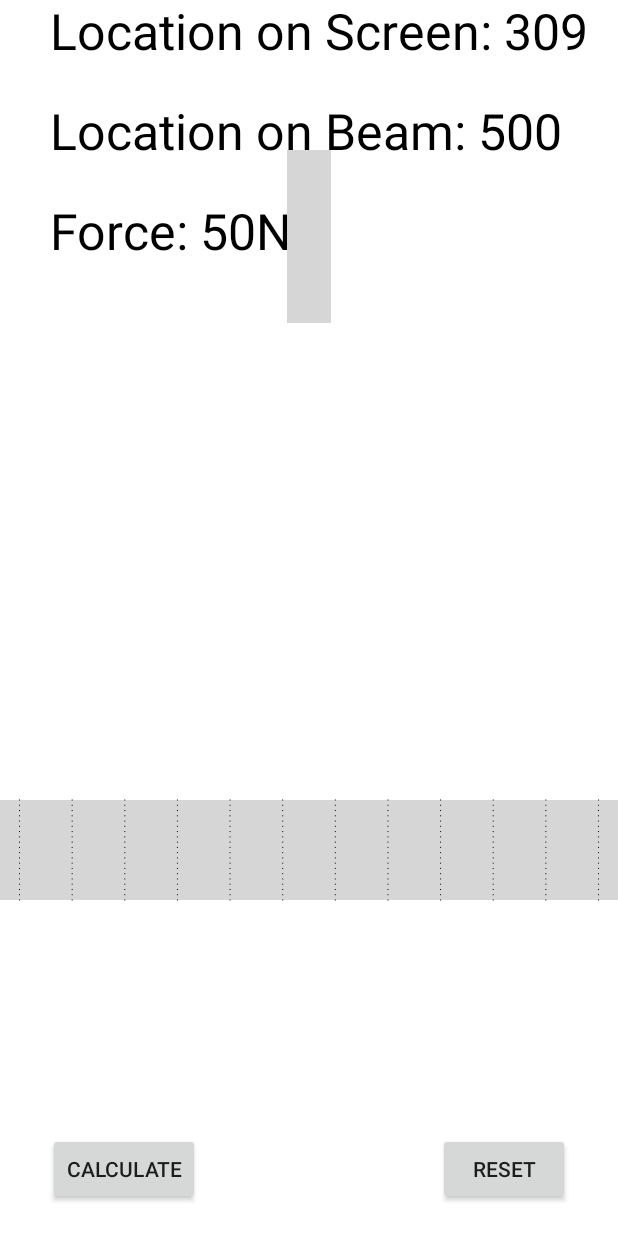
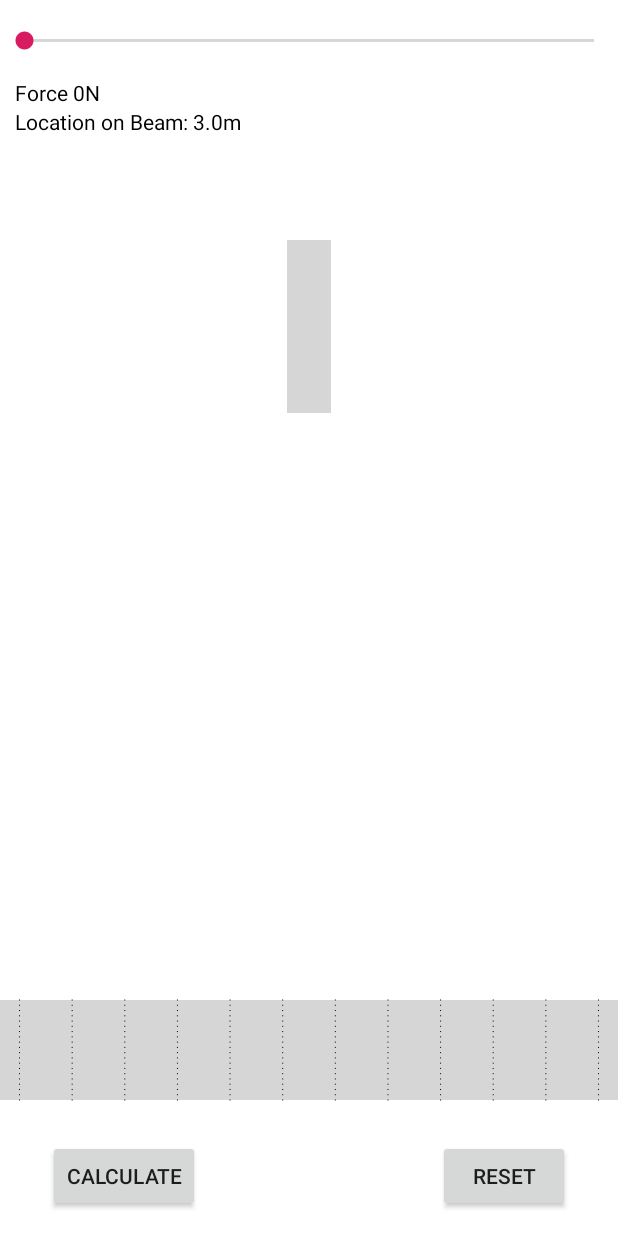
Before and after one commit to mkyle98/CS-275-Statics-Simulator, an Android app: the screen it shows after launch (MainActivity), on a phone screen of 412 x 824 dp. Run offline under Robolectric (Android 15) with nearby library versions, the phone set to English and light mode, and no system bars; grey boxes are pictures that could not be loaded.

Commit message:
Force slider and updating Text Views
misc. constraint view fixes and arrow movement restriction off-screen bug fix

```diff
--- a/app/src/main/java/com/jacobwunder/cs275staticssimulator/CanvasView.java
+++ b/app/src/main/java/com/jacobwunder/cs275staticssimulator/CanvasView.java
@@ -1,15 +1,13 @@
 package com.jacobwunder.cs275staticssimulator;
 
 import android.content.Context;
-import android.content.res.Resources;
 import android.graphics.Bitmap;
 import android.graphics.BitmapFactory;
 import android.graphics.Canvas;
 import android.graphics.Paint;
 import android.util.AttributeSet;
 import android.view.View;
-
-import androidx.annotation.Dimension;
+import android.widget.TextView;
 
 import com.jacobwunder.cs275staticssimulator.threading.SimulatorClient;
 import com.jacobwunder.libstatics.Beam;
@@ -31,8 +29,9 @@ public class CanvasView extends View {
     private Point[] mBeamMesh;
 
     private SimulatorClient mSimulatorClient;
-    private int forceArrowLocation;
-    private int forceArrowAmount;
+    private float forceArrowLocation;
+    private int forceArrowAmount = getForceArrowAmount();
+    private float forceLocationOnBeam;
 
     private int beamX;
     private int beamWidth;
@@ -63,10 +62,11 @@ public class CanvasView extends View {
 
         //DEFINE BEAM SIZE: setBeamSize(int width, int height) in meters
         setBeamSize(10,1);
+        setBeamX();
 
         //DEFINE VERTICES---------------------------------
         float minX = getBeamX();
-        float minY = 800;
+        float minY = 1000;
         float sizeX = getBeamWidth();
         float sizeY = getBeamHeight();
 
@@ -100,21 +100,24 @@ public class CanvasView extends View {
         super.draw(canvas);
 
         drawMesh(canvas);
-        mPaint.setTextSize(50);
-        canvas.drawText("Location on Screen: "+ getForceArrowLocation(), 50, 50, mPaint);
-        canvas.drawText("Location on Beam: "+ (getForceArrowLocation()-getBeamX()), 50, 150, mPaint);
-        canvas.drawText("Force: "+ getForceArrowAmount()+"N", 50, 250, mPaint);
+        setForceLocationOnBeam();
+        //mPaint.setTextSize(50);
+        //canvas.drawText("Location on Screen: "+ (int)getForceArrowLocation(), 50, 50, mPaint);
+        //setForceLocationOnBeam();
+        //canvas.drawText("Location on Beam: "+ getForceLocationOnBeam()+"m", 50, 250, mPaint);
+        //canvas.drawText("Force: "+ getForceArrowAmount()+"N", 50, 350, mPaint);
+        //canvas.drawText("BeamX: "+ getBeamX(), 50, 450, mPaint);
 
         for (int i = 0; i < mBitmapVerts.length; i += 2) {
             canvas.drawPoint(mBitmapVerts[i], mBitmapVerts[i + 1], pPaint);
         }
     }
 
-    public void setForceArrowLocation(int location){forceArrowLocation = location;}
+    public void setForceArrowLocation(float location){forceArrowLocation = location;}
 
     public void setForceArrowAmount(int newtons){forceArrowAmount = newtons;}
 
-    public int getForceArrowLocation(){return forceArrowLocation;}
+    public float getForceArrowLocation(){return forceArrowLocation;}
 
     public int getForceArrowAmount(){return forceArrowAmount;}
 
@@ -124,6 +127,11 @@ public class CanvasView extends View {
 
     public int getBeamHeight(){return beamHeight*100;}
 
-    public int getBeamX(){return beamX = MainActivity.getScreenCenter()-(getBeamWidth()/2);}
+    public void setBeamX(){beamX = MainActivity.getScreenCenter()-(getBeamWidth()/2);}
 
+    public int getBeamX(){return beamX;}
+
+    public void setForceLocationOnBeam(){forceLocationOnBeam = Math.round((getForceArrowLocation()-getBeamX())/100);}
+
+    public float getForceLocationOnBeam(){return forceLocationOnBeam;}
 }
--- a/app/src/main/java/com/jacobwunder/cs275staticssimulator/MainActivity.java
+++ b/app/src/main/java/com/jacobwunder/cs275staticssimulator/MainActivity.java
@@ -3,7 +3,6 @@ package com.jacobwunder.cs275staticssimulator;
 import android.app.Activity;
 import android.content.res.Resources;
 import android.os.Bundle;
-import android.util.DisplayMetrics;
 import android.view.View;
 
 import com.jacobwunder.cs275staticssimulator.threading.SimulatorClient;
@@ -16,28 +15,25 @@ import android.view.View.OnTouchListener;
 import android.view.ViewGroup;
 import android.widget.FrameLayout;
 import android.widget.ImageView;
+import android.widget.SeekBar;
+import android.widget.TextView;
 
 public class MainActivity extends Activity {
-
 
     private CanvasView mCustomCanvas;
     private SimulatorClient mSimulatorClient;
     private ViewGroup mainLayout;
     private ImageView image;
-    private int xDelta;
-    private int forceLocation;
-    private int forceAmount = 50;
+    private float xDelta;
+    private float forceLocationScreen = getScreenCenter();
 
     static int screenWidth = Resources.getSystem().getDisplayMetrics().widthPixels;
-    int screenHeight = Resources.getSystem().getDisplayMetrics().heightPixels;
 
     @Override
     protected void onCreate(Bundle savedInstanceState) {
 
         super.onCreate(savedInstanceState);
         setContentView(R.layout.activity_main);
-
-        forceLocation = getScreenCenter();
 
         mSimulatorClient = new SimulatorClient();
         mCustomCanvas = findViewById(R.id.signature_canvas);
@@ -47,73 +43,97 @@ public class MainActivity extends Activity {
         image = findViewById(R.id.forceArrow);
         image.setOnTouchListener(onTouchListener());
 
-        mCustomCanvas.setForceArrowAmount(forceAmount);
-        mCustomCanvas.setForceArrowLocation(forceLocation);
-
         mSimulatorClient.sendMesage("LoadSituation", EndLoadedCantileverSituation.situationName);
         mSimulatorClient.onReceiveSimulatorMessage("beam update", value -> null);
+
+        System.out.println("screen center: " + getScreenCenter());
+        System.out.println("initial force location screen: " + forceLocationScreen);
+        mCustomCanvas.setForceArrowLocation(forceLocationScreen);
+        mCustomCanvas.setForceLocationOnBeam();
+        System.out.println("initial force location: " + mCustomCanvas.getForceLocationOnBeam());
+        mCustomCanvas.invalidate();
+
+        SeekBar seekBar = findViewById(R.id.seekBar);
+        seekBar.setProgress(0);
+//        seekBar.incrementProgressBy(10);
+        seekBar.setMax(200);
+        TextView seekBarValue = findViewById(R.id.seekBarValue);
+        seekBarValue.setText("Force "+ seekBar.getProgress()+ "N");
+        TextView beamLocationValue = findViewById(R.id.beamLocationValue);
+        beamLocationValue.setText("Location on Beam: " + mCustomCanvas.getForceLocationOnBeam() + "m");
+        seekBar.setOnSeekBarChangeListener(new SeekBar.OnSeekBarChangeListener(){
+
+            @Override
+            public void onProgressChanged(SeekBar seekBar, int progress, boolean fromUser) {
+//                progress = progress / 10;
+//                progress = progress * 10;
+                seekBarValue.setText("Force: " + seekBar.getProgress() +"N");
+                mCustomCanvas.setForceArrowAmount(seekBar.getProgress());
+                mCustomCanvas.invalidate();
+            }
+
+            @Override
+            public void onStartTrackingTouch(SeekBar seekBar) {
+
+            }
+
+            @Override
+            public void onStopTrackingTouch(SeekBar seekBar) {
+
+            }
+        });
     }
+
+
 
     //Lucas TODO: create abstraction
     private OnTouchListener onTouchListener() {
+
         return new OnTouchListener() {
 
             @SuppressLint("ClickableViewAccessibility")
             @Override
             public boolean onTouch(View view, MotionEvent event) {
-                DisplayMetrics displayMetrics = new DisplayMetrics();
-                getWindowManager().getDefaultDisplay().getMetrics(displayMetrics);
-                int height = displayMetrics.heightPixels;
-                int width = displayMetrics.widthPixels;
 
-                int x = (int) event.getRawX();
-                if(x<mCustomCanvas.getBeamX()){
-                    x = mCustomCanvas.getBeamX();
-                    forceLocation = x;
-                    mCustomCanvas.setForceArrowLocation(forceLocation);
-                } else if(x>mCustomCanvas.getBeamX() + mCustomCanvas.getBeamWidth()){
-                    x = mCustomCanvas.getBeamX() + mCustomCanvas.getBeamWidth();
-                    forceLocation = x;
-                    mCustomCanvas.setForceArrowLocation(forceLocation);
-                } else{
-                    forceLocation = x;
-                    mCustomCanvas.setForceArrowLocation(forceLocation);
-                }
+                float x;
 
                 switch (event.getAction() & MotionEvent.ACTION_MASK) {
 
                     case MotionEvent.ACTION_DOWN:
-                        FrameLayout.LayoutParams lParams = (FrameLayout.LayoutParams)
-                                view.getLayoutParams();
-
-                        xDelta = x - lParams.leftMargin;
+                        xDelta = view.getX() - event.getRawX();
                         break;
 
                     case MotionEvent.ACTION_UP:
                         //Commented out to stop real time updating
 //                        mSimulatorClient.sendMesage(
 //                            "force location update",
-//                            (double) forceLocation / width
+//                            (double) forceLocationScreen / width
 //                        );
                         break;
 
                     case MotionEvent.ACTION_MOVE:
-                        FrameLayout.LayoutParams layoutParams = (FrameLayout.LayoutParams) view
-                                .getLayoutParams();
-                        layoutParams.leftMargin = x - xDelta;
-                        layoutParams.rightMargin = 0;
-                        layoutParams.bottomMargin = 0;
-                        view.setLayoutParams(layoutParams);
+                        x = (int)event.getRawX() + xDelta;
+                        // check if the view out of screen
+                        if ((x <= mCustomCanvas.getBeamX()-image.getWidth()/2 || x >= (mCustomCanvas.getBeamX() + mCustomCanvas.getBeamWidth())-image.getWidth()/2))
+                        {
+                            break;
+                        }
+                        view.setX(x);
                         break;
+
+                    default:
+                        return false;
                 }
-
+                forceLocationScreen = image.getX()+image.getWidth()/2;
+                mCustomCanvas.setForceArrowLocation(forceLocationScreen);
+                TextView beamLocationValue = findViewById(R.id.beamLocationValue);
+                beamLocationValue.setText("Location on Beam: " + mCustomCanvas.getForceLocationOnBeam() + "m");
                 mainLayout.invalidate();
                 mCustomCanvas.invalidate();
                 return true;
             }
         };
     }
-
     @Override
     protected void onDestroy() {
         super.onDestroy();
@@ -133,4 +153,5 @@ public class MainActivity extends Activity {
         //Code to reset beam would go here
     }
 
+
 }
--- a/app/src/main/res/layout/activity_main.xml
+++ b/app/src/main/res/layout/activity_main.xml
@@ -6,13 +6,22 @@
     android:layout_height="match_parent"
     tools:context=".MainActivity">
 
-    <LinearLayout
-        android:id="@+id/linearLayout"
+    <FrameLayout
+        android:id="@+id/main"
         android:layout_width="match_parent"
-        android:layout_height="90dp"
-        android:orientation="vertical"
-        app:layout_constraintBottom_toBottomOf="parent"
-        tools:layout_editor_absoluteX="-2dp"></LinearLayout>
+        android:layout_height="match_parent"
+        android:background="#FFFFFF"
+        android:orientation="vertical" >
+
+        <androidx.constraintlayout.widget.ConstraintLayout
+            android:layout_width="match_parent"
+            android:layout_height="match_parent">
+
+            <androidx.constraintlayout.widget.ConstraintLayout
+                android:layout_width="match_parent"
+                android:layout_height="80dp"
+                app:layout_constraintBottom_toBottomOf="@+id/signature_canvas"
+                app:layout_constraintStart_toStartOf="parent">
 
                 <Button
                     android:id="@+id/button1"
@@ -20,44 +29,75 @@
                     android:layout_height="wrap_content"
                     android:layout_gravity="bottom|center"
                     android:layout_marginStart="32dp"
+                    android:layout_marginTop="16dp"
+                    android:gravity="center"
                     android:onClick="Calculate"
-        android:text="Calculate"
-        app:layout_constraintBottom_toBottomOf="parent"
-        app:layout_constraintStart_toStartOf="@+id/linearLayout"
-        app:layout_constraintTop_toTopOf="@+id/linearLayout" />
+                    android:text="@string/calculate"
+                    app:layout_constraintStart_toStartOf="parent"
+                    app:layout_constraintTop_toTopOf="parent" />
 
                 <Button
                     android:id="@+id/button2"
                     android:layout_width="wrap_content"
                     android:layout_height="wrap_content"
                     android:layout_gravity="bottom|center"
+                    android:layout_marginTop="16dp"
                     android:layout_marginEnd="32dp"
                     android:onClick="Reset"
-        android:text="Reset"
-        app:layout_constraintBottom_toBottomOf="@+id/linearLayout"
+                    android:text="@string/reset"
                     app:layout_constraintEnd_toEndOf="parent"
-        app:layout_constraintTop_toTopOf="@+id/linearLayout" />
+                    app:layout_constraintTop_toTopOf="parent" />
+            </androidx.constraintlayout.widget.ConstraintLayout>
 
-    <FrameLayout
-        android:id="@+id/main"
+            <LinearLayout
+                android:id="@+id/linearLayout"
+                android:layout_width="412dp"
+                android:layout_height="46dp"
+                android:layout_marginTop="52dp"
+                android:orientation="vertical"
+                app:layout_constraintStart_toStartOf="parent"
+                app:layout_constraintTop_toTopOf="@+id/seekBar">
+
+                <TextView
+                    android:id="@+id/seekBarValue"
+                    android:layout_width="wrap_content"
+                    android:layout_height="wrap_content"
+                    android:layout_marginLeft="10dp"
+                    android:textColor="#000000" />
+
+                <TextView
+                    android:id="@+id/beamLocationValue"
+                    android:layout_width="wrap_content"
+                    android:layout_height="wrap_content"
+                    android:layout_marginLeft="10dp"
+                    android:textColor="#000000" />
+            </LinearLayout>
+
+            <SeekBar
+                android:id="@+id/seekBar"
                 android:layout_width="match_parent"
-        android:layout_height="match_parent"
-        android:background="#FFFFFF"
-        android:orientation="vertical" >
+                android:layout_height="55dp"
+                app:layout_constraintEnd_toEndOf="parent"
+                app:layout_constraintTop_toTopOf="@+id/signature_canvas" />
 
             <com.jacobwunder.cs275staticssimulator.CanvasView
                 android:id="@+id/signature_canvas"
                 android:layout_width="match_parent"
                 android:layout_height="match_parent"
-            android:textColor="#FFFFFF" />
+                android:textColor="#FFFFFF"
+                tools:layout_editor_absoluteX="-2dp"
+                tools:layout_editor_absoluteY="0dp" />
+
+        </androidx.constraintlayout.widget.ConstraintLayout>
 
         <ImageView
             android:id="@+id/forceArrow"
             android:layout_width="29dp"
             android:layout_height="115dp"
             android:layout_gravity="center_horizontal"
-            android:layout_marginTop="100dp"
+            android:layout_marginTop="160dp"
             android:clickable="true"
+            android:contentDescription="TODO"
             android:src="@drawable/arrow" />
 
     </FrameLayout>
--- a/app/src/main/res/values/strings.xml
+++ b/app/src/main/res/values/strings.xml
@@ -2,4 +2,6 @@
     <string name="app_name">CS 275 Statics Simulator</string>
     <string name="clear_canvas">Clear Canvas</string>
     <string name="todo">TODO</string>
+    <string name="calculate">Calculate</string>
+    <string name="reset">Reset</string>
 </resources>
```
Lines whose indentation alone changed are shown as unchanged.
